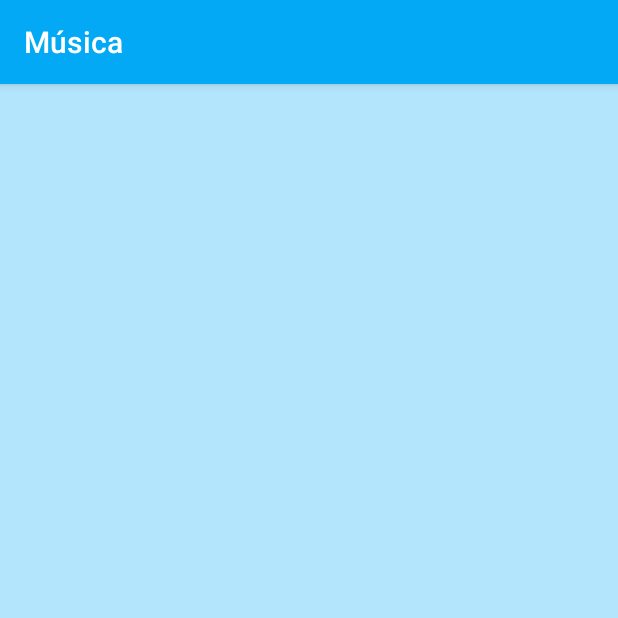
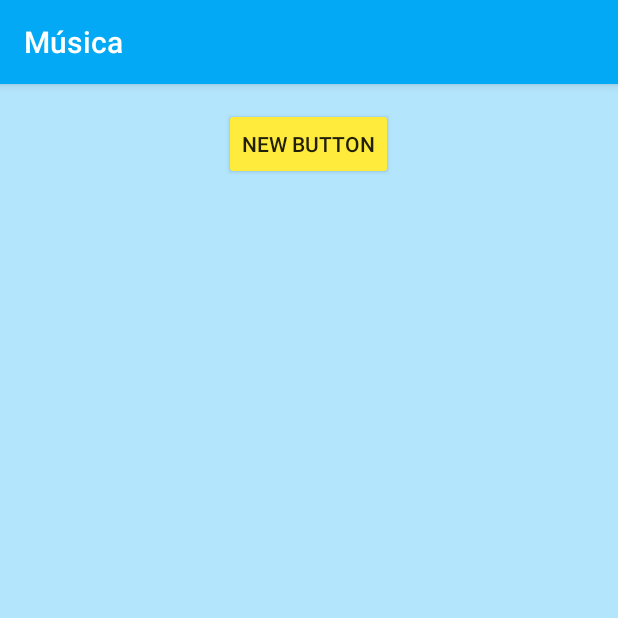
Before and after one commit to ferchitas/chupipandi, an Android app: the musica screen opened directly, with no data from a screen before it, on a phone screen of 412 x 824 dp, the top half of it. Run offline under Robolectric (Android 15) with nearby library versions, the phone set to English and light mode, and no system bars.

Commit message:
muchas cosas

```diff
--- a/app/src/main/res/layout/musica.xml
+++ b/app/src/main/res/layout/musica.xml
@@ -7,4 +7,11 @@
     android:paddingBottom="@dimen/activity_vertical_margin"
     tools:context="com.example.ferch.chupipadiparty.musica">
 
+    <Button
+        android:layout_width="wrap_content"
+        android:layout_height="wrap_content"
+        android:text="New Button"
+        android:id="@+id/btApagarMusica"
+        android:layout_alignParentTop="true"
+        android:layout_centerHorizontal="true" />
 </RelativeLayout>
```
